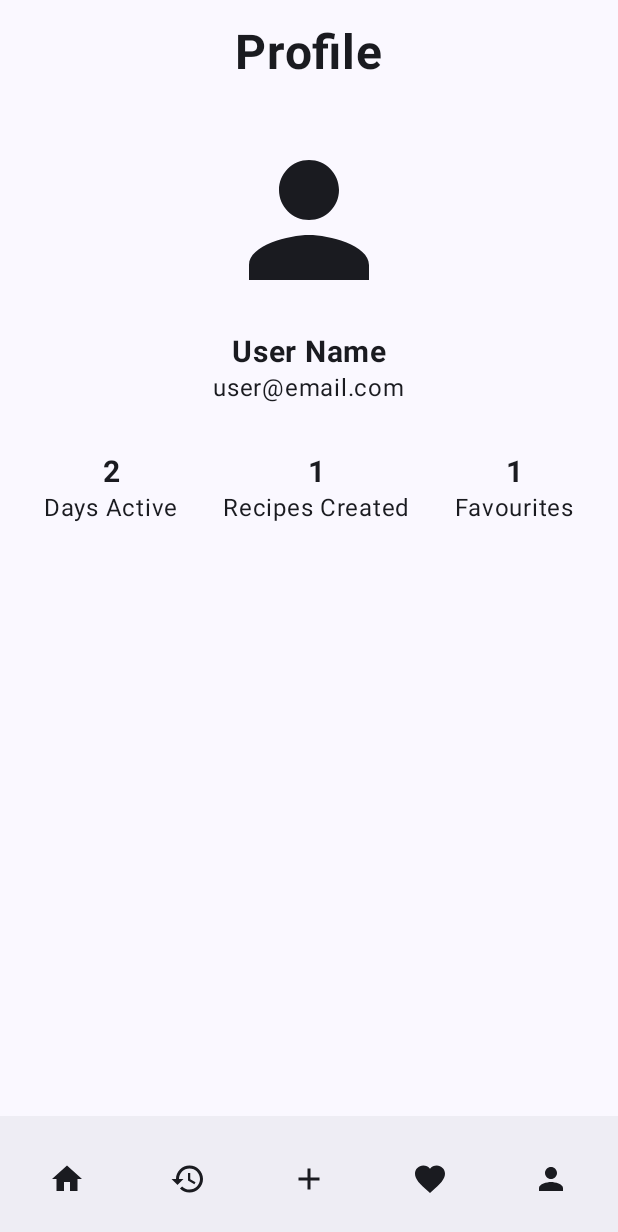
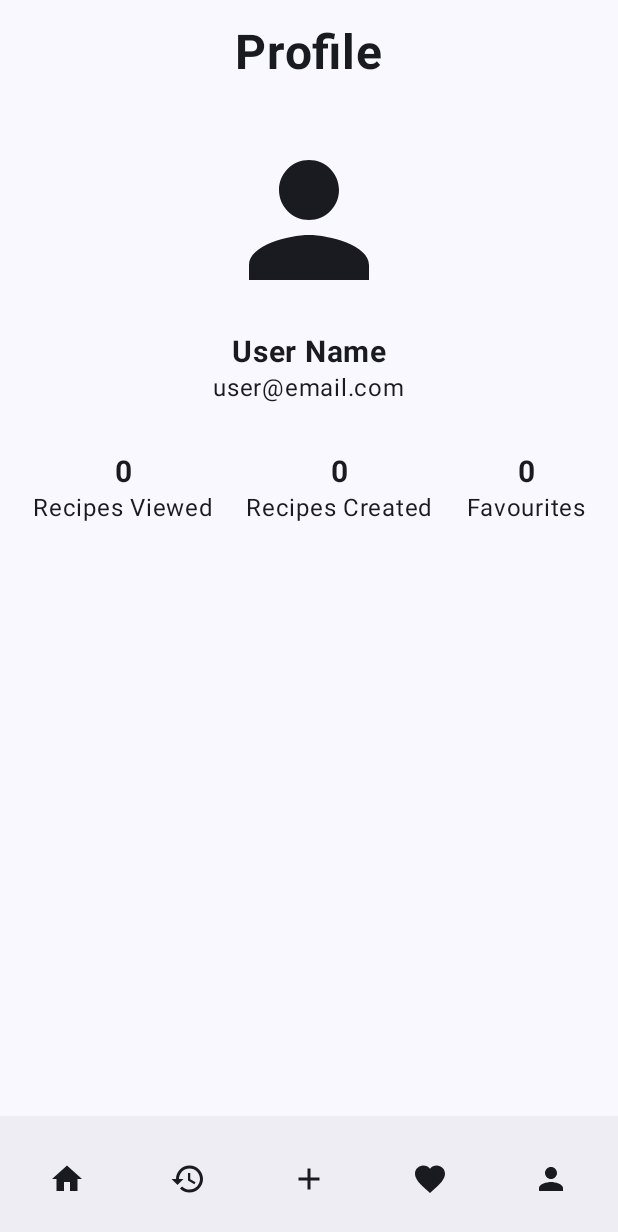
Before and after one commit to ChrisLavin04/CookingRecipeApp, an Android app built with Jetpack Compose: the ProfileScreen screen opened through its navigation route, on a phone screen of 412 x 824 dp. Shown: the top 1232 px of the screen. Run offline under Robolectric (Android 15) with nearby library versions, the phone set to English and light mode, and no system bars; our stand-ins replace Room's generated code.

Commit message:
Added receipes created, viewed and favourited count on profile page

```diff
--- a/app/src/main/java/com/example/cookingrecipeapp/data/RecipeDao.kt
+++ b/app/src/main/java/com/example/cookingrecipeapp/data/RecipeDao.kt
@@ -26,6 +26,15 @@ interface RecipeDao {
     @Query("SELECT * FROM recipes WHERE isViewed = 1 AND (name LIKE '%' || :query || '%' OR ingredients LIKE '%' || :query || '%')")
     fun searchRecentlyViewedRecipes(query: String): Flow<List<Recipe>>
 
+    @Query("SELECT COUNT(*) FROM recipes")
+    fun getRecipeCount(): Flow<Int>
+
+    @Query("SELECT COUNT(*) FROM recipes WHERE isFavorite = 1")
+    fun getFavoriteCount(): Flow<Int>
+
+    @Query("SELECT COUNT(*) FROM recipes WHERE isViewed = 1")
+    fun getViewedCount(): Flow<Int>
+
     @Insert(onConflict = OnConflictStrategy.REPLACE)
     suspend fun insertRecipe(recipe: Recipe): Long
 
--- a/app/src/main/java/com/example/cookingrecipeapp/data/RecipeRepository.kt
+++ b/app/src/main/java/com/example/cookingrecipeapp/data/RecipeRepository.kt
@@ -10,6 +10,9 @@ class RecipeRepository(private val recipeDao: RecipeDao) {
     fun searchRecipes(query: String): Flow<List<Recipe>> = recipeDao.searchRecipes(query)
     fun searchFavoriteRecipes(query: String): Flow<List<Recipe>> = recipeDao.searchFavoriteRecipes(query)
     fun searchRecentlyViewedRecipes(query: String): Flow<List<Recipe>> = recipeDao.searchRecentlyViewedRecipes(query)
+    fun getRecipeCount(): Flow<Int> = recipeDao.getRecipeCount()
+    fun getFavoriteCount(): Flow<Int> = recipeDao.getFavoriteCount()
+    fun getViewedCount(): Flow<Int> = recipeDao.getViewedCount()
     suspend fun insertRecipe(recipe: Recipe) = recipeDao.insertRecipe(recipe)
     suspend fun updateRecipe(recipe: Recipe) = recipeDao.updateRecipe(recipe)
     suspend fun deleteRecipe(recipe: Recipe) = recipeDao.deleteRecipe(recipe)
--- a/app/src/main/java/com/example/cookingrecipeapp/ui/ProfileScreen.kt
+++ b/app/src/main/java/com/example/cookingrecipeapp/ui/ProfileScreen.kt
@@ -22,6 +22,8 @@ import androidx.compose.material3.IconButton
 import androidx.compose.material3.Scaffold
 import androidx.compose.material3.Text
 import androidx.compose.runtime.Composable
+import androidx.compose.runtime.collectAsState
+import androidx.compose.runtime.getValue
 import androidx.compose.ui.Alignment
 import androidx.compose.ui.Modifier
 import androidx.compose.ui.draw.clip
@@ -35,6 +37,14 @@ import com.example.cookingrecipeapp.ui.theme.CookingRecipeAppTheme
 
 @Composable
 fun ProfileScreen(navController: NavController) {
+    val context = androidx.compose.ui.platform.LocalContext.current
+    val recipeViewModel: com.example.cookingrecipeapp.viewmodel.RecipeViewModel = androidx.lifecycle.viewmodel.compose.viewModel(
+        factory = com.example.cookingrecipeapp.viewmodel.RecipeViewModelFactory(context.applicationContext as android.app.Application)
+    )
+    val recipesViewed by recipeViewModel.viewedCount.collectAsState()
+    val recipesCreated by recipeViewModel.recipeCount.collectAsState()
+    val favouritesCount by recipeViewModel.favoriteCount.collectAsState()
+
     Scaffold(
         bottomBar = {
             BottomAppBar {
@@ -90,15 +100,15 @@ fun ProfileScreen(navController: NavController) {
                 horizontalArrangement = Arrangement.SpaceEvenly
             ) {
                 Column(horizontalAlignment = Alignment.CenterHorizontally) {
-                    Text(text = "2", fontWeight = FontWeight.Bold, fontSize = 20.sp)
-                    Text(text = "Days Active")
+                    Text(text = recipesViewed.toString(), fontWeight = FontWeight.Bold, fontSize = 20.sp)
+                    Text(text = "Recipes Viewed")
                 }
                 Column(horizontalAlignment = Alignment.CenterHorizontally) {
-                    Text(text = "1", fontWeight = FontWeight.Bold, fontSize = 20.sp)
+                    Text(text = recipesCreated.toString(), fontWeight = FontWeight.Bold, fontSize = 20.sp)
                     Text(text = "Recipes Created")
                 }
                 Column(horizontalAlignment = Alignment.CenterHorizontally) {
-                    Text(text = "1", fontWeight = FontWeight.Bold, fontSize = 20.sp)
+                    Text(text = favouritesCount.toString(), fontWeight = FontWeight.Bold, fontSize = 20.sp)
                     Text(text = "Favourites")
                 }
             }
--- a/app/src/main/java/com/example/cookingrecipeapp/viewmodel/RecipeViewModel.kt
+++ b/app/src/main/java/com/example/cookingrecipeapp/viewmodel/RecipeViewModel.kt
@@ -19,6 +19,9 @@ class RecipeViewModel(application: Application) : AndroidViewModel(application)
     val recipes: StateFlow<List<Recipe>>
     val favoriteRecipes: StateFlow<List<Recipe>>
     val recentlyViewedRecipes: StateFlow<List<Recipe>>
+    val recipeCount: StateFlow<Int>
+    val favoriteCount: StateFlow<Int>
+    val viewedCount: StateFlow<Int>
 
     init {
         val db = AppDatabase.getDatabase(application)
@@ -37,6 +40,21 @@ class RecipeViewModel(application: Application) : AndroidViewModel(application)
             viewModelScope,
             SharingStarted.Lazily,
             emptyList()
+        )
+        recipeCount = repository.getRecipeCount().stateIn(
+            viewModelScope,
+            SharingStarted.Lazily,
+            0
+        )
+        favoriteCount = repository.getFavoriteCount().stateIn(
+            viewModelScope,
+            SharingStarted.Lazily,
+            0
+        )
+        viewedCount = repository.getViewedCount().stateIn(
+            viewModelScope,
+            SharingStarted.Lazily,
+            0
         )
     }
 
```
